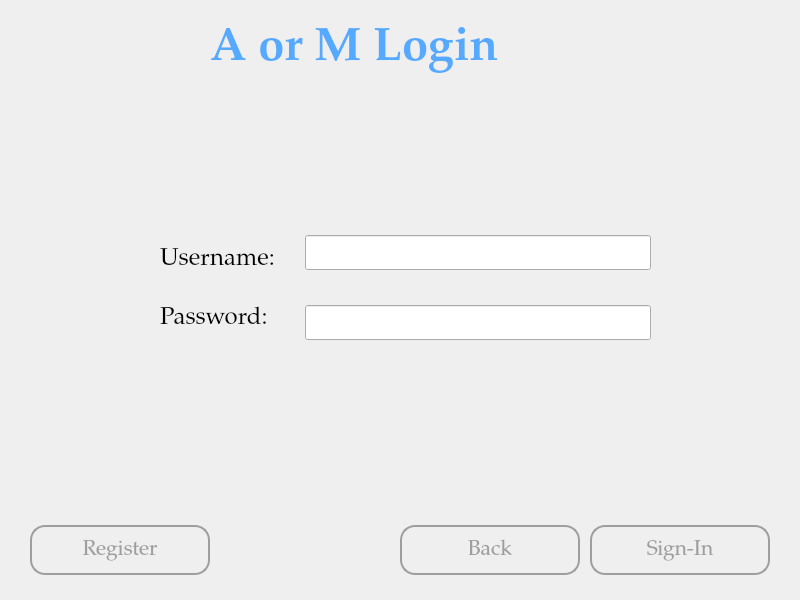
Qt form UI/LoginPageUI.ui (tural777/FinalProject) before a commit.
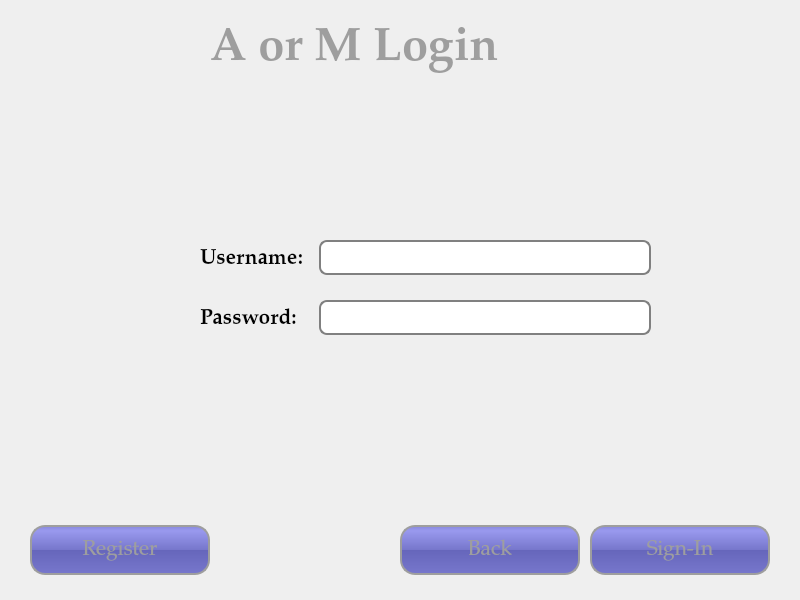
The same form after that commit.

What changed in the file:
```diff
--- a/UI/LoginPageUI.ui
+++ b/UI/LoginPageUI.ui
@@ -49,7 +49,7 @@
     </font>
    </property>
    <property name="styleSheet">
-    <string notr="true">color: rgb(85, 170, 255);</string>
+    <string notr="true">color: #9E9E9E;</string>
    </property>
    <property name="text">
     <string>A or M Login</string>
@@ -78,7 +78,7 @@
     <string notr="true">QPushButton{
 	border: 2px solid #9E9E9E;
 	border-radius: 15px;
-	background-color: #00000000;
+	background-color: QLinearGradient( x1: 0, y1: 0, x2: 0, y2: 1, stop: 0 #88d, stop: 0.1 #99e, stop: 0.49 #77c, stop: 0.5 #66b, stop: 1 #77c);
 	color: #9E9E9E;
 }
 QPushButton:hover{
@@ -119,7 +119,7 @@
     <string notr="true">QPushButton{
 	border: 2px solid #9E9E9E;
 	border-radius: 15px;
-	background-color: #00000000;
+	background-color: QLinearGradient( x1: 0, y1: 0, x2: 0, y2: 1, stop: 0 #88d, stop: 0.1 #99e, stop: 0.49 #77c, stop: 0.5 #66b, stop: 1 #77c);
 	color: #9E9E9E;
 }
 QPushButton:hover{
@@ -140,15 +140,15 @@
   <widget class="QWidget" name="horizontalLayoutWidget">
    <property name="geometry">
     <rect>
-     <x>160</x>
+     <x>200</x>
      <y>230</y>
-     <width>491</width>
+     <width>451</width>
      <height>117</height>
     </rect>
    </property>
    <layout class="QHBoxLayout" name="horizontalLayout">
     <property name="spacing">
-     <number>30</number>
+     <number>15</number>
     </property>
     <item>
      <layout class="QVBoxLayout" name="verticalLayout">
@@ -157,6 +157,15 @@
       </property>
       <item>
        <widget class="QLabel" name="lbl_username">
+        <property name="font">
+         <font>
+          <family>Palatino Linotype</family>
+          <pointsize>16</pointsize>
+          <weight>75</weight>
+          <italic>false</italic>
+          <bold>true</bold>
+         </font>
+        </property>
         <property name="text">
          <string>Username:</string>
         </property>
@@ -164,6 +173,15 @@
       </item>
       <item>
        <widget class="QLabel" name="lbl_password">
+        <property name="font">
+         <font>
+          <family>Palatino Linotype</family>
+          <pointsize>16</pointsize>
+          <weight>75</weight>
+          <italic>false</italic>
+          <bold>true</bold>
+         </font>
+        </property>
         <property name="text">
          <string>Password:</string>
         </property>
@@ -174,10 +192,28 @@
     <item>
      <layout class="QVBoxLayout" name="verticalLayout_2">
       <item>
-       <widget class="QLineEdit" name="txt_username"/>
+       <widget class="QLineEdit" name="txt_username">
+        <property name="styleSheet">
+         <string notr="true">QLineEdit {
+padding: 1px;
+border-style: solid;
+border: 2px solid gray;
+border-radius: 8px;
+}</string>
+        </property>
+       </widget>
       </item>
       <item>
-       <widget class="QLineEdit" name="txt_password"/>
+       <widget class="QLineEdit" name="txt_password">
+        <property name="styleSheet">
+         <string notr="true">QLineEdit {
+padding: 1px;
+border-style: solid;
+border: 2px solid gray;
+border-radius: 8px;
+}</string>
+        </property>
+       </widget>
       </item>
      </layout>
     </item>
@@ -206,7 +242,7 @@
     <string notr="true">QPushButton{
 	border: 2px solid #9E9E9E;
 	border-radius: 15px;
-	background-color: #00000000;
+	background-color: QLinearGradient( x1: 0, y1: 0, x2: 0, y2: 1, stop: 0 #88d, stop: 0.1 #99e, stop: 0.49 #77c, stop: 0.5 #66b, stop: 1 #77c);
 	color: #9E9E9E;
 }
 QPushButton:hover{
```
